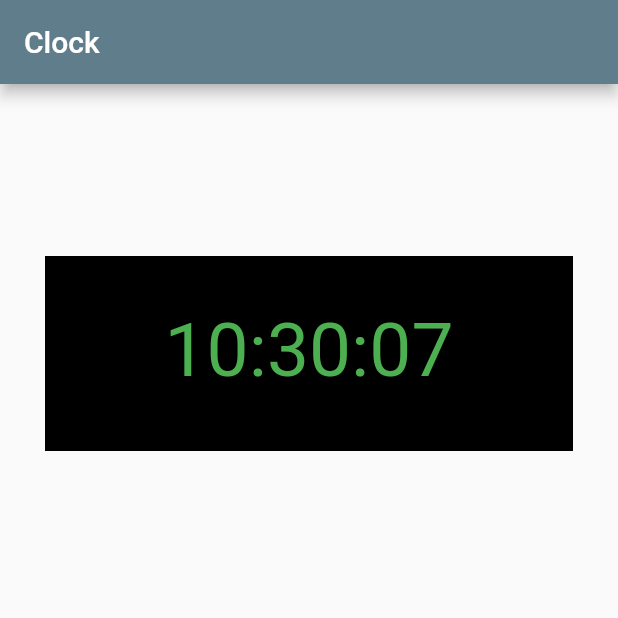
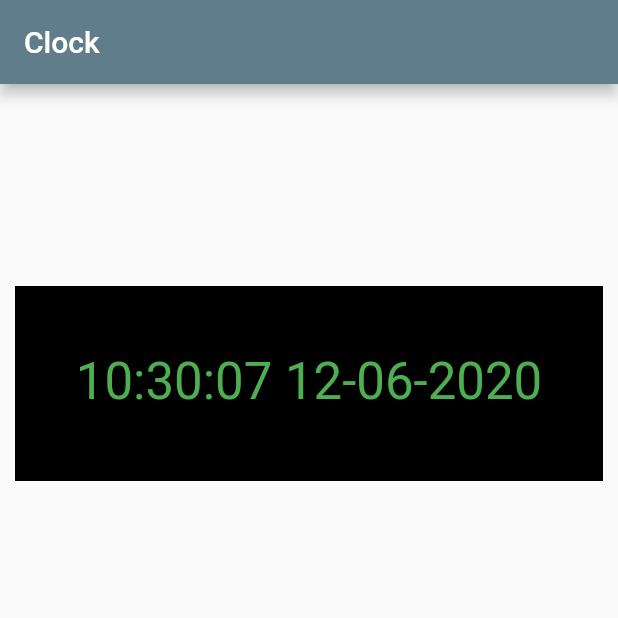
Before and after one commit to UsioZero/Flutter-clock, a Flutter app: the screen it shows after launch, on a phone screen of 412 x 824 dp, the top half of it. Run offline on Flutter 3.47's test engine with Material 2 defaults, Android fonts, the phone set to English and light mode, and no system bars.

```diff
--- a/lib/home_page_body.dart
+++ b/lib/home_page_body.dart
@@ -17,7 +17,7 @@ class _ClockTimeNow extends State<HomePageBody>{
   @override
   void initState(){
     super.initState();
-    _timeFormat = DateFormat('hh:mm:ss').format(DateTime.now());
+    _timeFormat = DateFormat('kk:mm:ss dd-MM-yyyy').format(DateTime.now());
     Timer.periodic(Duration(seconds: 1), (Timer timer) => timeNow());
   }
 
@@ -33,14 +33,14 @@ class _ClockTimeNow extends State<HomePageBody>{
                style: TextStyle(
                  color: Colors.green,
                  height: 1,
-                 fontSize: 50
+                 fontSize: 34
                  ),
                ),
              color: Colors.black,
-             padding: EdgeInsets.all(20.0),
-             margin: EdgeInsets.all(30.0),
+             padding: EdgeInsets.all(10.0),
+             margin: EdgeInsets.all(10.0),
              alignment: Alignment.center,
-             width: 500,
+             width: 600,
              height: 130,
            ),
          ],
@@ -50,7 +50,7 @@ class _ClockTimeNow extends State<HomePageBody>{
   }
 
 void timeNow(){
-  String formatDate = DateFormat('hh:mm:ss').format(DateTime.now());
+  String formatDate = DateFormat('kk:mm:ss dd-MM-yyyy').format(DateTime.now());
   setState(() {
     _timeFormat = formatDate;
   });
```
